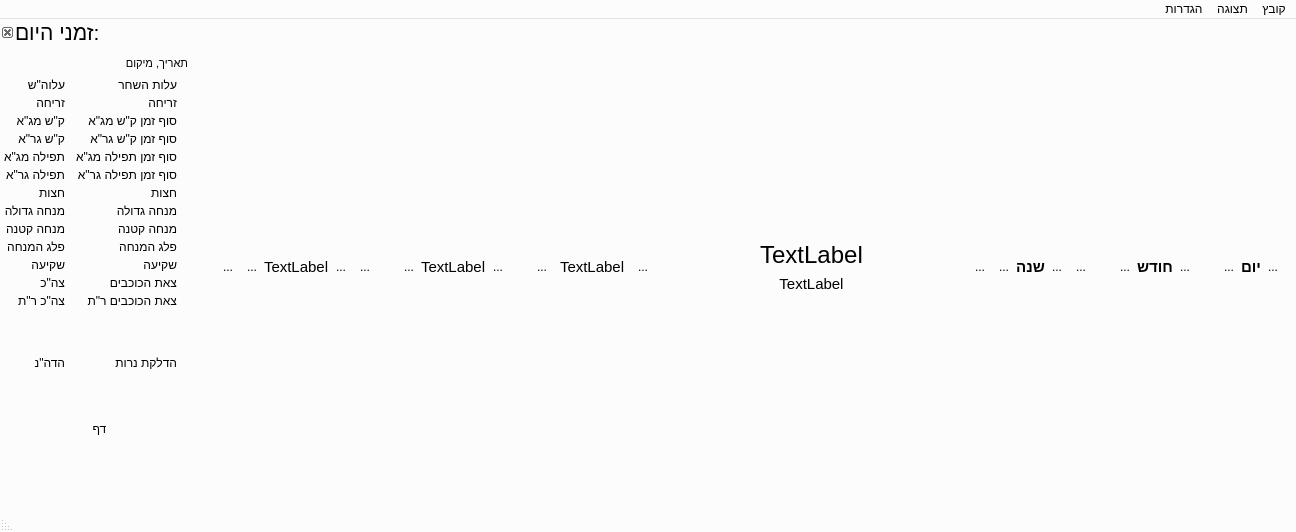
Old version of the form mainwindow.ui in the repository MosheWagner/luach.
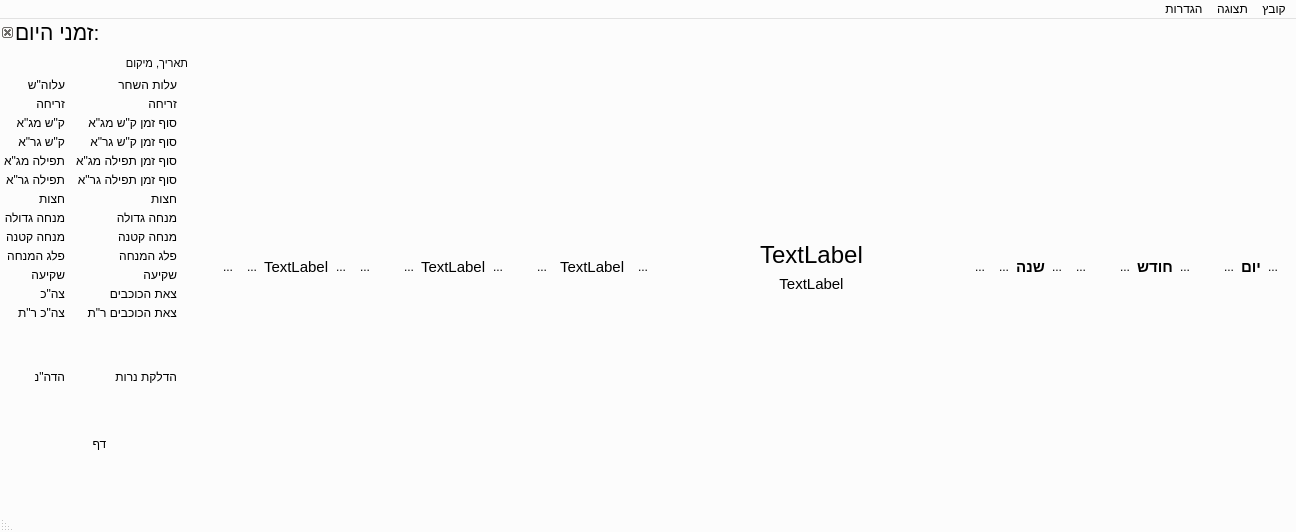
New version of the form. Icons and pictures are not drawn.

Commit message: - Fixed a few windows issues

Diff of the .ui file:
```diff
--- a/mainwindow.ui
+++ b/mainwindow.ui
@@ -1108,7 +1108,7 @@
         <number>11</number>
        </property>
        <property name="verticalSpacing">
-        <number>4</number>
+        <number>5</number>
        </property>
        <property name="leftMargin">
         <number>4</number>
```
The commit also changes 2 other files.
